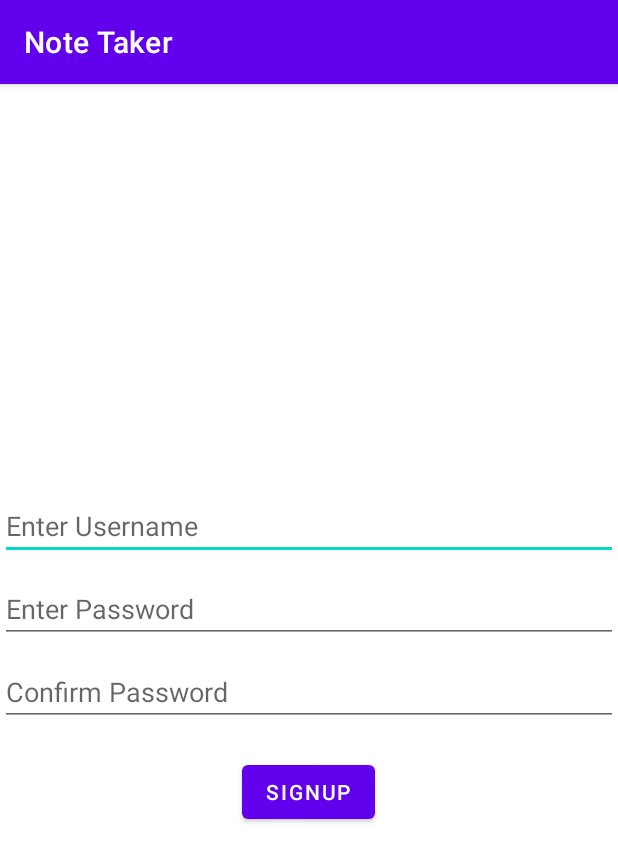
After one commit to areeba184/Note-Taker, an Android app: the SignupActivity screen opened directly, with no data from a screen before it, on a phone screen of 412 x 824 dp. The commit adds this screen. Shown: the top 862 px of the screen. Run offline under Robolectric (Android 15) with nearby library versions, the phone set to English and light mode, and no system bars; our stand-ins replace Firebase (no records; nobody signed in at launch, a user with empty details on screens opened directly).

Commit message:
Complete basic functionalities

```diff
--- /dev/null
+++ b/app/src/main/java/areeba/learn/notetaker/SignupActivity.java
@@ -0,0 +1,80 @@
+package areeba.learn.notetaker;
+
+import androidx.annotation.NonNull;
+import androidx.appcompat.app.AppCompatActivity;
+
+import android.os.Bundle;
+import android.view.View;
+import android.widget.Button;
+import android.widget.EditText;
+import android.widget.Toast;
+
+import com.google.firebase.database.DataSnapshot;
+import com.google.firebase.database.DatabaseError;
+import com.google.firebase.database.DatabaseReference;
+import com.google.firebase.database.FirebaseDatabase;
+import com.google.firebase.database.GenericTypeIndicator;
+import com.google.firebase.database.ValueEventListener;
+
+import java.util.HashMap;
+
+public class SignupActivity extends AppCompatActivity {
+
+    FirebaseDatabase database;
+    DatabaseReference myRef;
+    HashMap<String, String> logins = new HashMap<>();
+
+    EditText editUsername, editPassword, editConfirmPassword;
+    Button signupButton;
+
+    Boolean signupAllowed = false;
+
+    @Override
+    protected void onCreate(Bundle savedInstanceState) {
+        super.onCreate(savedInstanceState);
+        setContentView(R.layout.activity_signup);
+
+        editUsername = findViewById(R.id.signup_username);
+        editPassword = findViewById(R.id.signup_password);
+        editConfirmPassword = findViewById(R.id.signup_password_confirm);
+        signupButton = findViewById(R.id.signup_button);
+
+        database = FirebaseDatabase
+                .getInstance("https://notemaker-5d4b7-default-rtdb.asia-southeast1.firebasedatabase.app");
+
+        myRef = database.getReference("logins");
+
+        myRef.addValueEventListener(new ValueEventListener() {
+            @Override
+            public void onDataChange(@NonNull DataSnapshot snapshot) {
+                GenericTypeIndicator<HashMap<String, String>> typeIndicator = new GenericTypeIndicator<HashMap<String, String>>() {};
+                logins = snapshot.getValue(typeIndicator);
+                signupAllowed = true;
+            }
+
+            @Override
+            public void onCancelled(@NonNull DatabaseError error) {
+
+            }
+        });
+
+        signupButton.setOnClickListener(new View.OnClickListener() {
+            @Override
+            public void onClick(View view) {
+                if (logins.containsKey(editUsername.getText().toString())) {
+                    editUsername.setError("Username already exists");
+                    Toast.makeText(getApplicationContext(), "Username already exists!", Toast.LENGTH_SHORT).show();
+                }
+                else if (!editPassword.getText().toString().equals(editConfirmPassword.getText().toString())) {
+                    Toast.makeText(getApplicationContext(), "Passwords should be same!", Toast.LENGTH_SHORT).show();
+                }
+                else if (signupAllowed){
+                    logins.put(editUsername.getText().toString(), editPassword.getText().toString());
+                    myRef.setValue(logins);
+                    Toast.makeText(getApplicationContext(), "Signup Success!", Toast.LENGTH_SHORT).show();
+                    finish();
+                }
+            }
+        });
+    }
+}
--- /dev/null
+++ b/app/src/main/res/layout/activity_signup.xml
@@ -0,0 +1,48 @@
+<?xml version="1.0" encoding="utf-8"?>
+<RelativeLayout xmlns:android="http://schemas.android.com/apk/res/android"
+    xmlns:tools="http://schemas.android.com/tools"
+    android:layout_width="match_parent"
+    android:layout_height="match_parent"
+    tools:context=".SignupActivity">
+
+    <RelativeLayout
+        android:layout_width="wrap_content"
+        android:layout_height="wrap_content"
+        android:layout_centerInParent="true">
+
+        <EditText
+            android:layout_width="match_parent"
+            android:layout_height="wrap_content"
+            android:id="@+id/signup_username"
+            android:hint="@string/enter_username" />
+
+        <EditText
+            android:layout_width="match_parent"
+            android:layout_height="wrap_content"
+            android:id="@+id/signup_password"
+            android:layout_below="@id/signup_username"
+            android:layout_marginTop="10dp"
+            android:inputType="textPassword"
+            android:hint="@string/enter_password"/>
+
+        <EditText
+            android:layout_width="match_parent"
+            android:layout_height="wrap_content"
+            android:id="@+id/signup_password_confirm"
+            android:layout_below="@id/signup_password"
+            android:layout_marginTop="10dp"
+            android:inputType="textPassword"
+            android:hint="@string/confirm_password"/>
+
+        <Button
+            android:layout_width="wrap_content"
+            android:layout_height="wrap_content"
+            android:id="@+id/signup_button"
+            android:layout_below="@id/signup_password_confirm"
+            android:layout_centerHorizontal="true"
+            android:layout_marginTop="20dp"
+            android:text="@string/signup"/>
+    </RelativeLayout>
+
+
+</RelativeLayout>
--- a/app/src/main/res/values/strings.xml
+++ b/app/src/main/res/values/strings.xml
@@ -6,5 +6,13 @@
     <string name="new_activity">Hello There</string>
     <string name="enter_username">Enter Username</string>
     <string name="enter_password">Enter Password</string>
+    <string name="confirm_password">Confirm Password</string>
+    <string name="signup">signup</string>
+    <string name="login">Login</string>
+    <string name="type_here">Type here</string>
+    <string name="add_title">Add Title</string>
+    <string name="save">Save</string>
+    <string name="tap_add">No notes here, press the \'+\' button to add a new note</string>
+
 
 </resources>
```
Also changed, not shown: app/src/main/AndroidManifest.xml (+12 -3 lines), app/src/main/java/areeba/learn/notetaker/LoginActivity.java (+13 -2 lines), app/src/main/java/areeba/learn/notetaker/NotepadActivity.java (added, +104 -0 lines), app/src/main/java/areeba/learn/notetaker/NotesListActivity.java (added, +157 -0 lines), app/src/main/res/layout/activity_login.xml (+9 -1 lines), app/src/main/res/layout/activity_notepad.xml (added, +36 -0 lines), app/src/main/res/layout/activity_notes_list.xml (added, +37 -0 lines), app/src/main/res/layout/list_element.xml (added, +15 -0 lines), app/src/main/res/menu/menu.xml (added, +10 -0 lines).
